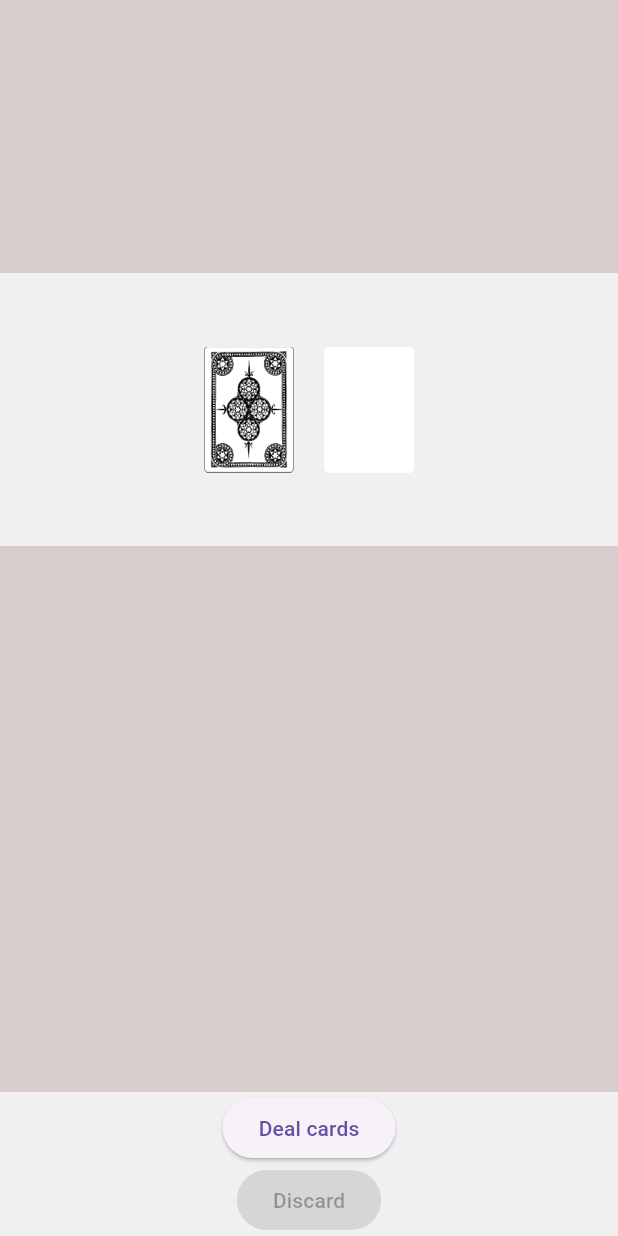
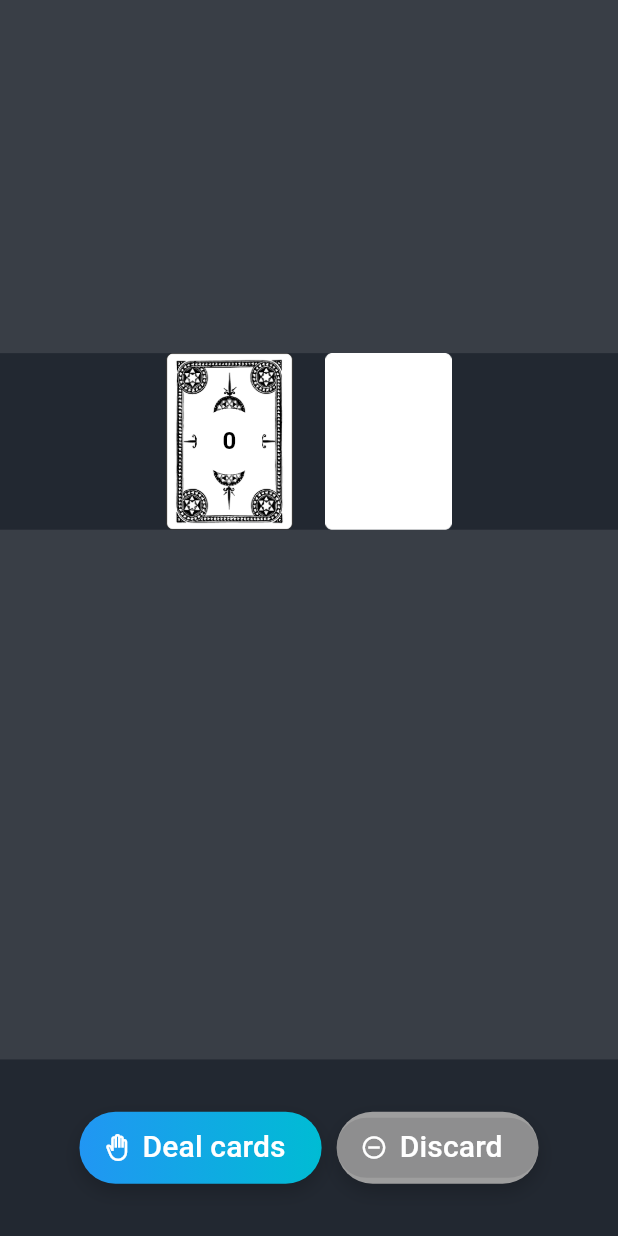
Before and after one commit to petercsakany/shed, a Flutter app: the screen it shows after launch, on a phone screen of 412 x 824 dp. Run offline on Flutter 3.47's test engine with Material 3 defaults, Android fonts, the phone set to English and light mode, and no system bars; our stand-ins replace get.

Commit message:
Screen settings, radient buttons, dark theme and few technical changes.

```diff
--- a/lib/controllers/game_controller.dart
+++ b/lib/controllers/game_controller.dart
@@ -1,6 +1,7 @@
 // ignore_for_file: avoid_print
 
 import 'dart:math';
+import 'package:flutter/material.dart';
 import 'package:get/get.dart';
 import 'package:shed/models/card_item.dart';
 
@@ -111,8 +112,12 @@ class GameController extends GetxController {
 
   Future<void> aiTurn() async {
     if (currentTurn.value == Turn.ai) {
-      Get.snackbar('Turn', 'Ai is taking its turn.',
-          duration: const Duration(seconds: 2));
+      Get.snackbar(
+        'Turn',
+        'Ai is taking its turn.',
+        duration: const Duration(seconds: 2),
+        colorText: Colors.white,
+      );
 
       await Future.delayed(const Duration(seconds: 2));
 
@@ -210,6 +215,7 @@ class GameController extends GetxController {
       }
       playerHand.refresh();
       selectedCards.clear();
+      discardButton.value = false;
       if (currentTurn.value != Turn.initial) {
         currentTurn.value = Turn.ai;
       }
--- /dev/null
+++ b/lib/models/settings.dart
@@ -0,0 +1,21 @@
+import 'package:flutter/material.dart';
+
+class Settings {
+  final double cardHeight;
+  final double cardWidth;
+
+  Settings({required this.cardHeight, required this.cardWidth});
+
+  static Settings mobile() {
+    return Settings(cardHeight: 120, cardWidth: 86); // Example sizes
+  }
+
+  static Settings desktop() {
+    return Settings(cardHeight: 80, cardWidth: 60); // Example sizes
+  }
+
+  static Settings getSettings(BuildContext context) {
+    var shortestSide = MediaQuery.of(context).size.shortestSide;
+    return shortestSide < 560 ? Settings.mobile() : Settings.desktop();
+  }
+}
--- a/lib/screens/card_game_screen.dart
+++ b/lib/screens/card_game_screen.dart
@@ -1,6 +1,7 @@
 import 'package:flutter/material.dart';
 import 'package:get/get.dart';
 import 'package:shed/controllers/game_controller.dart';
+import 'package:shed/widgets/gradient_button.dart';
 import 'package:shed/widgets/in_hand_container.dart';
 
 import '../widgets/ai_face_up_container.dart';
@@ -14,13 +15,13 @@ class CardGameScreen extends StatelessWidget {
   @override
   Widget build(BuildContext context) {
     return Scaffold(
-      backgroundColor: const Color(0xFFF0F0F0),
+      backgroundColor: const Color(0xFF222831),
       body: Column(
         children: [
           Expanded(
             flex: 2,
             child: Container(
-              color: const Color(0xFFD7CDCD),
+              color: const Color(0xFF393E46),
               child: Center(
                 child: Column(
                   children: [
@@ -31,13 +32,13 @@ class CardGameScreen extends StatelessWidget {
             ),
           ),
           const Expanded(
-            flex: 2,
+            flex: 1,
             child: PilesContainer(),
           ),
           Expanded(
-            flex: 4,
+            flex: 3,
             child: Container(
-              color: const Color(0xFFD7CDCD),
+              color: const Color(0xFF393E46),
               child: Center(
                 child: Column(
                   children: [
@@ -48,21 +49,43 @@ class CardGameScreen extends StatelessWidget {
               ),
             ),
           ),
-          Obx(() => ElevatedButton(
+          Expanded(
+            flex: 1,
+            child: SingleChildScrollView(
+              scrollDirection: Axis.horizontal,
+              child: Row(
+                mainAxisAlignment: MainAxisAlignment.center,
+                children: [
+                  Obx(() => GradientButton(
+                        text: 'Deal cards',
+                        colors: gameController.gameButton.value
+                            ? const [Colors.blue, Colors.cyan]
+                            : [Colors.grey, Colors.grey],
+                        icon: Icons.back_hand_outlined,
                         onPressed: gameController.gameButton.value
                             ? () {
                                 gameController.initializeDeck();
                                 gameController.initialDeal();
                               }
                             : null,
-                child: const Text('Deal cards'),
                       )),
-          Obx(() => ElevatedButton(
+                  const SizedBox(
+                    width: 10,
+                  ),
+                  Obx(() => GradientButton(
+                        text: 'Discard',
+                        colors: gameController.discardButton.value
+                            ? const [Colors.redAccent, Colors.orangeAccent]
+                            : [Colors.grey, Colors.grey],
+                        icon: Icons.remove_circle_outline,
                         onPressed: gameController.discardButton.value
                             ? gameController.discardSelectedCards
                             : null,
-                child: const Text('Discard'),
                       ))
+                ],
+              ),
+            ),
+          ),
         ],
       ),
     );
--- a/lib/widgets/ai_face_up_container.dart
+++ b/lib/widgets/ai_face_up_container.dart
@@ -1,15 +1,17 @@
 import 'package:flutter/material.dart';
 import 'package:get/get.dart';
 import 'package:shed/controllers/game_controller.dart';
+import 'package:shed/models/settings.dart';
 import 'package:shed/widgets/card_widget.dart';
 
 class AiFaceUpContainer extends StatelessWidget {
   AiFaceUpContainer({super.key});
 
-  final GameController gameController = Get.put(GameController());
+  final GameController gameController = Get.find();
 
   @override
   Widget build(BuildContext context) {
+    final settings = Settings.getSettings(context);
     return Expanded(
         child: SingleChildScrollView(
       scrollDirection: Axis.horizontal,
@@ -18,6 +20,7 @@ class AiFaceUpContainer extends StatelessWidget {
               return CardWidget(
                   imagePath: card.imagePath,
                   isSelected: false,
+                  settings: settings,
                   onSelect: () {});
             }).toList(),
           )),
--- a/lib/widgets/card_widget.dart
+++ b/lib/widgets/card_widget.dart
@@ -1,14 +1,18 @@
 import 'package:flutter/material.dart';
+import 'package:shed/models/settings.dart';
 
 class CardWidget extends StatefulWidget {
   final String imagePath;
   final bool isSelected;
   final VoidCallback onSelect;
-  const CardWidget(
-      {super.key,
-      required this.imagePath,
-      required this.isSelected,
-      required this.onSelect});
+  final Settings settings;
+  const CardWidget({
+    super.key,
+    required this.imagePath,
+    required this.isSelected,
+    required this.onSelect,
+    required this.settings,
+  });
 
   @override
   State<CardWidget> createState() => _CardWidgetState();
@@ -48,14 +52,14 @@ class _CardWidgetState extends State<CardWidget>
           child: Transform.translate(
             offset: widget.isSelected ? const Offset(0, -10) : Offset.zero,
             child: Container(
-              height: 80,
-              width: 60,
+              height: widget.settings.cardHeight,
+              width: widget.settings.cardWidth,
               margin: const EdgeInsets.symmetric(horizontal: 1),
               child: ClipRRect(
-                  borderRadius: BorderRadius.circular(5.0),
+                  borderRadius: BorderRadius.circular(1.0),
                   child: Image.asset(
                     widget.imagePath,
-                    fit: BoxFit.cover,
+                    fit: BoxFit.fill,
                   )),
             ),
           ),
--- a/lib/widgets/deck_pile.dart
+++ b/lib/widgets/deck_pile.dart
@@ -1,15 +1,38 @@
 import 'package:flutter/material.dart';
+import 'package:get/get.dart';
+import 'package:shed/controllers/game_controller.dart';
 
 class DeckPile extends StatelessWidget {
   const DeckPile({super.key});
 
   @override
   Widget build(BuildContext context) {
+    final GameController gameController = Get.find();
+
     return Container(
-      height: 100,
-      width: 60,
+      height: 120,
+      width: 86,
       color: Colors.transparent,
-      child: Image.asset('assets/images/2B.png'),
+      child: Stack(
+        alignment: Alignment.center,
+        children: [
+          Image.asset('assets/images/2B.png'),
+          Obx(() {
+            return CircleAvatar(
+              radius: 22,
+              backgroundColor: Colors.white,
+              child: Text(
+                gameController.deck.length.toString(),
+                style: const TextStyle(
+                  fontSize: 16,
+                  fontWeight: FontWeight.bold,
+                  color: Colors.black,
+                ),
+              ),
+            );
+          }),
+        ],
+      ),
     );
   }
 }
--- a/lib/widgets/discard_pile.dart
+++ b/lib/widgets/discard_pile.dart
@@ -4,13 +4,13 @@ import 'package:shed/controllers/game_controller.dart';
 
 class DiscardPile extends StatelessWidget {
   DiscardPile({super.key});
-  final GameController gameController = Get.put(GameController());
+  final GameController gameController = Get.find();
 
   @override
   Widget build(BuildContext context) {
     return Container(
-      height: 100,
-      width: 60,
+      height: 120,
+      width: 86,
       color: Colors.transparent,
       child: Obx(() {
         return Image.asset(gameController.discardPileImage.value);
--- a/lib/widgets/face_up_container.dart
+++ b/lib/widgets/face_up_container.dart
@@ -1,14 +1,16 @@
 import 'package:flutter/material.dart';
 import 'package:get/get.dart';
 import 'package:shed/controllers/game_controller.dart';
+import 'package:shed/models/settings.dart';
 import 'package:shed/widgets/card_widget.dart';
 
 class FaceUpContainer extends StatelessWidget {
   FaceUpContainer({super.key});
-  final GameController gameController = Get.put(GameController());
+  final GameController gameController = Get.find();
 
   @override
   Widget build(BuildContext context) {
+    final settings = Settings.getSettings(context);
     return Expanded(
         child: SingleChildScrollView(
       scrollDirection: Axis.horizontal,
@@ -17,6 +19,7 @@ class FaceUpContainer extends StatelessWidget {
               return CardWidget(
                   imagePath: card.imagePath,
                   isSelected: false,
+                  settings: settings,
                   onSelect: () {});
             }).toList(),
           )),
--- /dev/null
+++ b/lib/widgets/gradient_button.dart
@@ -0,0 +1,50 @@
+import 'package:flutter/material.dart';
+
+class GradientButton extends StatelessWidget {
+  final String text;
+  final List<Color> colors;
+  final IconData icon;
+  final VoidCallback? onPressed;
+
+  const GradientButton({
+    super.key,
+    required this.text,
+    required this.colors,
+    required this.icon,
+    required this.onPressed,
+  });
+
+  @override
+  Widget build(BuildContext context) {
+    return Container(
+      decoration: BoxDecoration(
+        gradient: LinearGradient(
+          colors: colors,
+        ),
+        borderRadius: BorderRadius.circular(30),
+        boxShadow: [
+          BoxShadow(
+            color: Colors.black.withOpacity(0.2),
+            blurRadius: 10,
+            offset: const Offset(0, 5),
+          ),
+        ],
+      ),
+      child: ElevatedButton.icon(
+        onPressed: onPressed,
+        icon: Icon(icon, color: Colors.white),
+        label: Text(
+          text,
+          style: const TextStyle(color: Colors.white, fontSize: 20),
+        ),
+        style: ElevatedButton.styleFrom(
+          backgroundColor: Colors.transparent,
+          shadowColor: Colors.transparent,
+          shape: RoundedRectangleBorder(
+            borderRadius: BorderRadius.circular(30),
+          ),
+        ),
+      ),
+    );
+  }
+}
--- a/lib/widgets/in_hand_container.dart
+++ b/lib/widgets/in_hand_container.dart
@@ -2,21 +2,23 @@ import 'package:flutter/material.dart';
 import 'package:get/get.dart';
 import 'package:shed/controllers/game_controller.dart';
 import 'package:shed/models/card_item.dart';
+import 'package:shed/models/settings.dart';
 import 'package:shed/widgets/card_widget.dart';
 
 class InHandContainer extends StatelessWidget {
   InHandContainer({super.key});
-  final GameController gameController = Get.put(GameController());
+  final GameController gameController = Get.find();
 
   @override
   Widget build(BuildContext context) {
+    final settings = Settings.getSettings(context);
     return Expanded(
       child: SingleChildScrollView(
         scrollDirection: Axis.horizontal,
         child: Obx(() {
           final cardCount = gameController.playerHand.length;
           return SizedBox(
-            width: (cardCount - 1) * 30.0 + 60.0,
+            width: (cardCount - 1) * 30.0 + settings.cardWidth,
             child: Stack(
               children: gameController.playerHand.asMap().entries.map((entry) {
                 int index = entry.key;
@@ -29,6 +31,7 @@ class InHandContainer extends StatelessWidget {
                     imagePath: cardItem.imagePath,
                     isSelected: cardItem.isSelected,
                     onSelect: () => gameController.selectCard(cardItem),
+                    settings: settings,
                   ),
                 );
               }).toList(),
```
Lines whose indentation alone changed are shown as unchanged.
